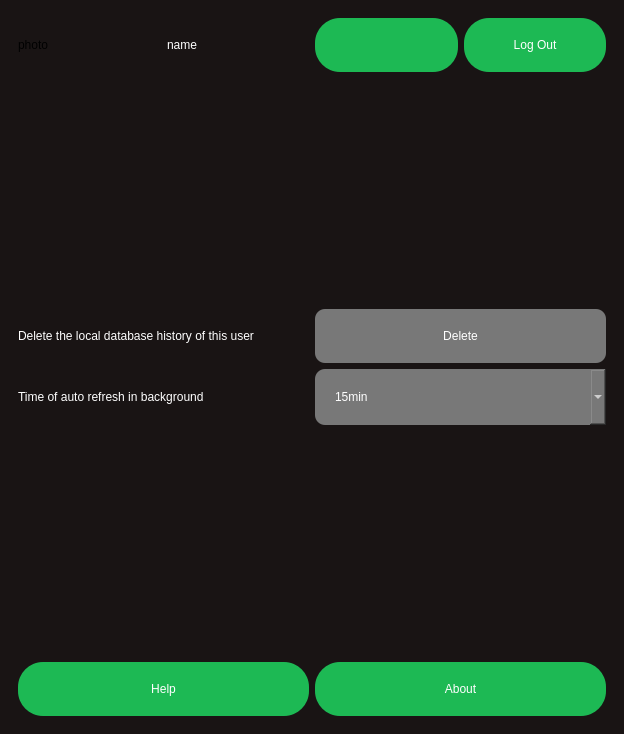
ahmed-debbech/mutak, file mutak/mainwindow.ui: the form before one commit.
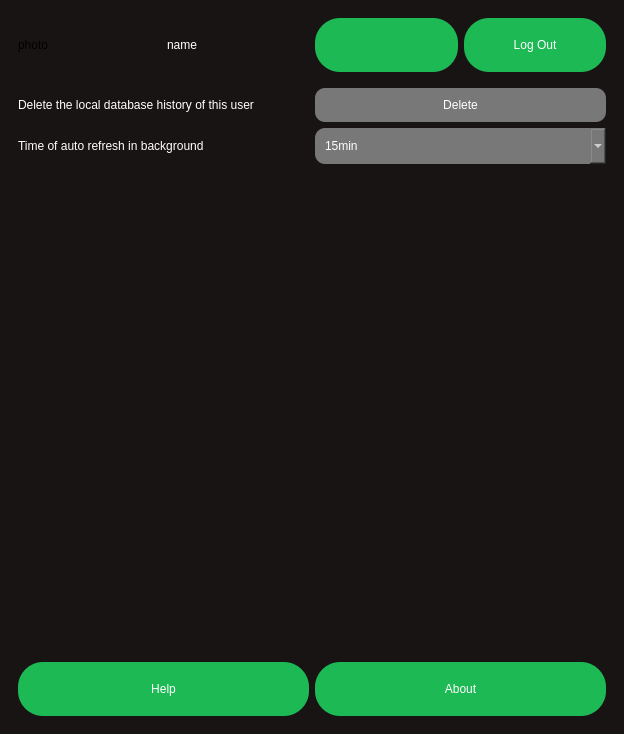
The form after the commit. The open tabs and pages were chosen to show the change.

The edit to the form file:
```diff
--- a/mutak/mainwindow.ui
+++ b/mutak/mainwindow.ui
@@ -1236,10 +1236,13 @@
           <property name="orientation">
            <enum>Qt::Vertical</enum>
           </property>
+          <property name="sizeType">
+           <enum>QSizePolicy::Minimum</enum>
+          </property>
           <property name="sizeHint" stdset="0">
            <size>
             <width>20</width>
-            <height>40</height>
+            <height>10</height>
            </size>
           </property>
          </spacer>
@@ -1266,7 +1269,7 @@
 background-color:  #787878;
 	font: bold 14px '://resources/fonts/Gotham-UltraItalic.otf';
 border-radius: 10px;
-padding: 20px;
+padding: 10px;
 width: 10px;
  }
 #delete_history:hover {
@@ -1302,7 +1305,7 @@
 background-color:  #787878;
 	font: bold 14px '://resources/fonts/Gotham-UltraItalic.otf';
 border-radius: 10px;
-padding: 20px;
+padding: 10px;
 width: 10px;
  }
 #auto_refresh:hover {
```
